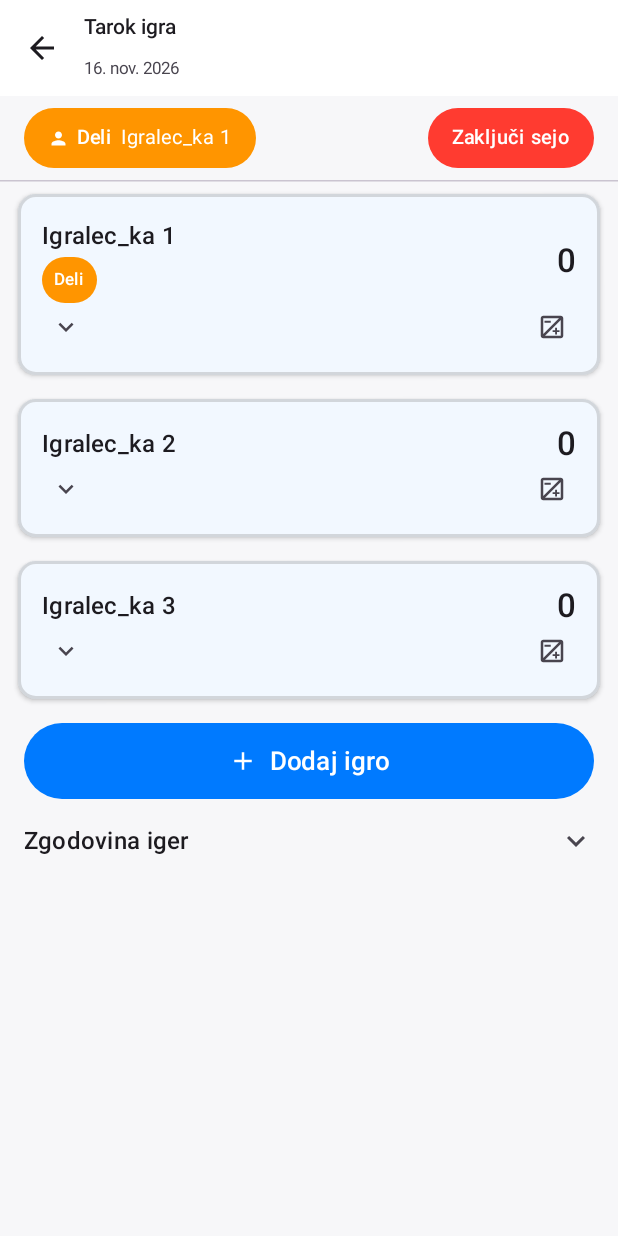
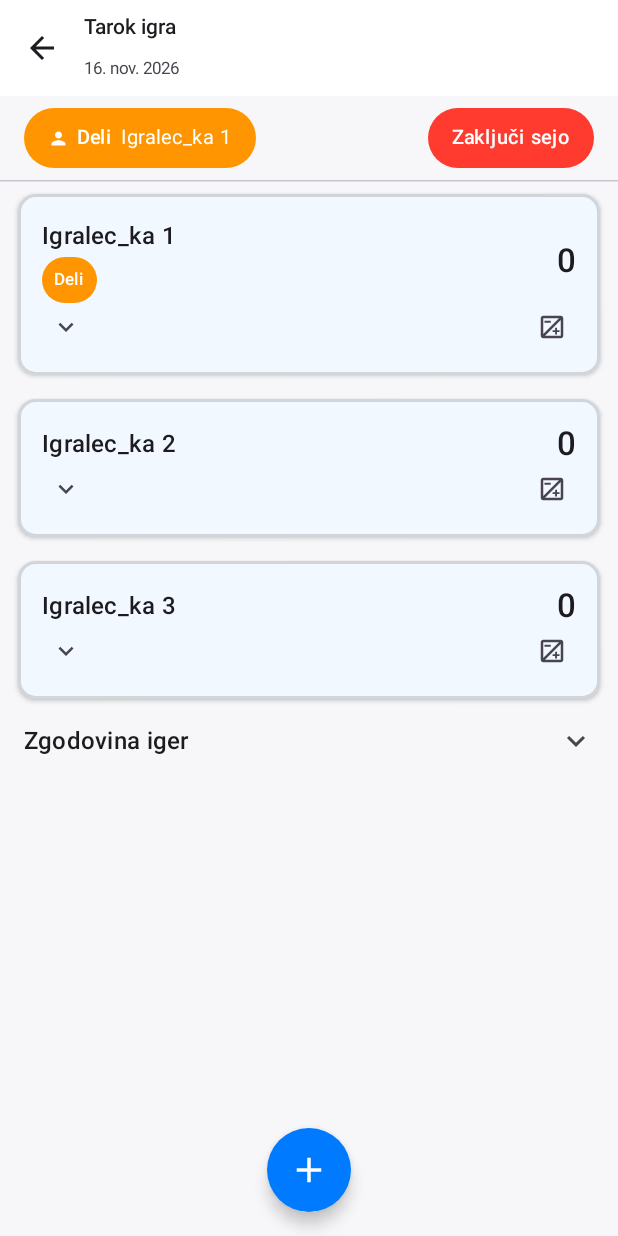
Before and after one commit to epodbreg/tarok-scorekeeper-android, an Android app built with Jetpack Compose: the screen it shows after launch (MainActivity), after a tap on "Začni igro", on a phone screen of 412 x 824 dp. Run offline under Robolectric (Android 15) with nearby library versions, the phone set to English and light mode, and no system bars; 2 other taps on this screen came first.

Commit message:
Floating add-game button
A round + floats at the bottom centre of the game screen instead of the
inline "Dodaj igro" button; hidden while the undo bar is up.

Co-Authored-By: Claude Fable 5.2 <noreply@anthropic.com>

```diff
--- a/app/src/main/java/com/epodbreg/stih/ui/screens/MainGameScreen.kt
+++ b/app/src/main/java/com/epodbreg/stih/ui/screens/MainGameScreen.kt
@@ -36,6 +36,8 @@ import androidx.compose.material.icons.filled.Layers
 import androidx.compose.material.icons.filled.Person
 import androidx.compose.material3.AlertDialog
 import androidx.compose.material3.ExperimentalMaterial3Api
+import androidx.compose.material3.FabPosition
+import androidx.compose.material3.FloatingActionButton
 import androidx.compose.material3.HorizontalDivider
 import androidx.compose.material3.Icon
 import androidx.compose.material3.IconButton
@@ -147,6 +149,20 @@ fun MainGameScreen(
     BackHandler { showBackWarning = true }
 
     Scaffold(
+        // Floats over the list, so adding a game never needs scrolling
+        floatingActionButtonPosition = FabPosition.Center,
+        floatingActionButton = {
+            if (recentlyDeleted == null) {
+                FloatingActionButton(
+                    onClick = { editState = EditState.Adding },
+                    shape = CircleShape,
+                    containerColor = MaterialTheme.colorScheme.primary,
+                    contentColor = Color.White,
+                ) {
+                    Icon(Icons.Filled.Add, contentDescription = "Dodaj igro", modifier = Modifier.size(28.dp))
+                }
+            }
+        },
         topBar = {
             TopAppBar(
                 navigationIcon = {
@@ -275,23 +291,6 @@ fun MainGameScreen(
                         }
                     }
 
-                    // Add game button
-                    Box(
-                        modifier = Modifier
-                            .fillMaxWidth()
-                            .padding(horizontal = 16.dp)
-                            .clip(CircleShape)
-                            .background(MaterialTheme.colorScheme.primary)
-                            .clickable { editState = EditState.Adding }
-                            .padding(vertical = 13.dp),
-                        contentAlignment = Alignment.Center,
-                    ) {
-                        Row(verticalAlignment = Alignment.CenterVertically, horizontalArrangement = Arrangement.spacedBy(8.dp)) {
-                            Icon(Icons.Filled.Add, contentDescription = null, tint = Color.White, modifier = Modifier.size(20.dp))
-                            Text("Dodaj igro", color = Color.White, fontWeight = FontWeight.SemiBold, fontSize = 17.sp)
-                        }
-                    }
-
                     // Game history section
                     Column(modifier = Modifier.padding(horizontal = 16.dp), verticalArrangement = Arrangement.spacedBy(8.dp)) {
                         Row(
@@ -328,7 +327,7 @@ fun MainGameScreen(
                             Column(verticalArrangement = Arrangement.spacedBy(8.dp)) {
                                 if (viewModel.gameHistory.isEmpty()) {
                                     Text(
-                                        "Ni zabeleženih iger.\nDodaj prvo igro za začetek",
+                                        "Ni zabeleženih iger.\nDodaj prvo igro z gumbom + spodaj",
                                         textAlign = TextAlign.Center,
                                         color = MaterialTheme.colorScheme.onSurfaceVariant,
                                         modifier = Modifier
@@ -356,7 +355,7 @@ fun MainGameScreen(
                             }
                         }
                     }
-                    Spacer(Modifier.height(64.dp))
+                    Spacer(Modifier.height(96.dp))   // room under the last row for the floating button
                 }
             }
 
```
